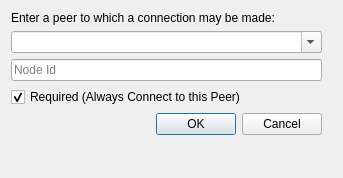
This is src/Connect.ui in ethereum/alethzero as Qt 5 draws it before an edit. The edited form follows.
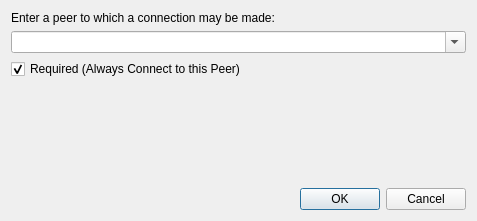
This is the edited form.

Diff of the .ui file:
```diff
--- a/src/Connect.ui
+++ b/src/Connect.ui
@@ -9,32 +9,30 @@
    <rect>
     <x>0</x>
     <y>0</y>
-    <width>343</width>
-    <height>178</height>
+    <width>477</width>
+    <height>221</height>
    </rect>
   </property>
-  <property name="sizePolicy">
-   <sizepolicy hsizetype="Expanding" vsizetype="Expanding">
-    <horstretch>0</horstretch>
-    <verstretch>0</verstretch>
-   </sizepolicy>
-  </property>
-  <property name="maximumSize">
-   <size>
-    <width>343</width>
-    <height>178</height>
-   </size>
-  </property>
   <property name="windowTitle">
    <string>Connect to Peer</string>
   </property>
   <property name="modal">
    <bool>true</bool>
   </property>
-  <layout class="QFormLayout" name="formLayout_2">
-   <item row="1" column="0">
+  <layout class="QVBoxLayout" name="verticalLayout">
+   <item>
     <layout class="QFormLayout" name="formLayout">
      <item row="1" column="0" colspan="2">
+      <widget class="QLabel" name="formLabel">
+       <property name="text">
+        <string>Enter a peer to which a connection may be made:</string>
+       </property>
+       <property name="wordWrap">
+        <bool>true</bool>
+       </property>
+      </widget>
+     </item>
+     <item row="2" column="0" colspan="2">
       <widget class="QComboBox" name="host">
        <property name="minimumSize">
         <size>
@@ -47,13 +45,6 @@
        </property>
       </widget>
      </item>
-     <item row="2" column="0" colspan="2">
-      <widget class="QLineEdit" name="nodeId">
-       <property name="placeholderText">
-        <string>Node Id</string>
-       </property>
-      </widget>
-     </item>
      <item row="3" column="0" colspan="2">
       <widget class="QCheckBox" name="required">
        <property name="text">
@@ -67,22 +58,15 @@
        </property>
       </widget>
      </item>
-     <item row="4" column="0" colspan="2">
-      <widget class="QDialogButtonBox" name="buttonBox">
-       <property name="orientation">
-        <enum>Qt::Horizontal</enum>
-       </property>
-       <property name="standardButtons">
-        <set>QDialogButtonBox::Cancel|QDialogButtonBox::Ok</set>
-       </property>
-      </widget>
-     </item>
     </layout>
    </item>
-   <item row="0" column="0">
-    <widget class="QLabel" name="formLabel">
-     <property name="text">
-      <string>Enter a peer to which a connection may be made:</string>
+   <item>
+    <widget class="QDialogButtonBox" name="buttonBox">
+     <property name="orientation">
+      <enum>Qt::Horizontal</enum>
+     </property>
+     <property name="standardButtons">
+      <set>QDialogButtonBox::Cancel|QDialogButtonBox::Ok</set>
      </property>
     </widget>
    </item>
```
